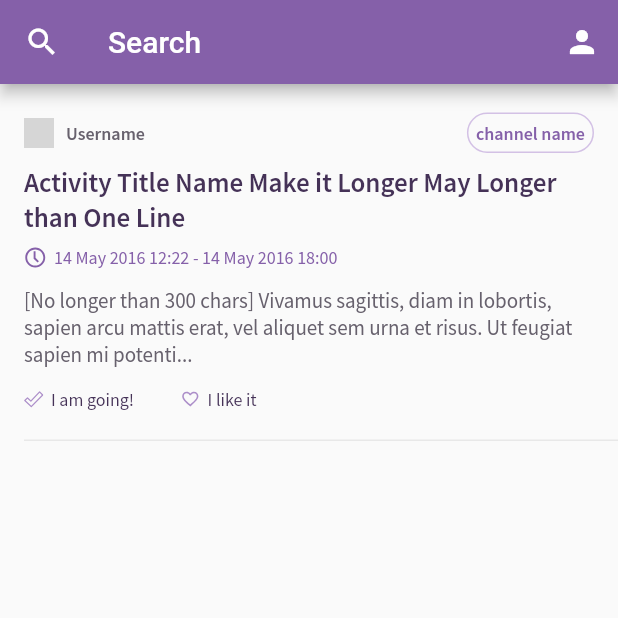
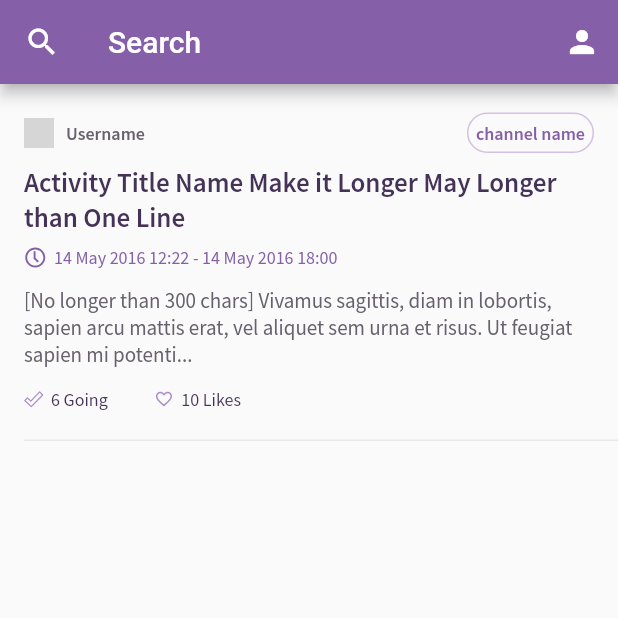
Before and after one commit to syun0216/social_flutter, a Flutter app: the Search screen opened directly, on a phone screen of 412 x 824 dp, the top half of it. Run offline on Flutter 3.47's test engine with Material 2 defaults, Android fonts, the phone set to English and light mode, and no system bars; our stand-ins replace flutter_svg; network calls fail; grey boxes are pictures that could not be loaded.

Commit message:
feat: search page 添加交互

```diff
--- a/lib/pages/search.dart
+++ b/lib/pages/search.dart
@@ -9,6 +9,21 @@ class Search extends StatefulWidget {
 }
 
 class _SearchState extends State<Search> {
+  bool _isLike = false;
+  bool _isGoing = false;
+
+  void _likeAction() {
+    setState(() {
+      _isLike = !_isLike;
+    });
+  }
+
+  void _goingAction() {
+    setState(() {
+      _isGoing = !_isGoing;
+    });
+  }
+
   void _toPersonPage(context) {
     Navigator.push(context, MaterialPageRoute(builder: (context) => Person()));
   }
@@ -16,6 +31,10 @@ class _SearchState extends State<Search> {
   void _toDetailPage(context) {
     Navigator.push(context, MaterialPageRoute(builder: (context) => Details()));
   }
+
+  // Future<null> _refresh() async {
+  //   return null;
+  // }
 
   @override
   Widget build(BuildContext context) {
@@ -278,9 +297,13 @@ class _SearchState extends State<Search> {
               ),
               Row(
                 children: <Widget>[
-                  Row(children: <Widget>[
+                  InkWell(
+                    child: Row(children: <Widget>[
                       Container(
-                      child: SvgPicture.asset(
+                        child: _isGoing
+                            ? SvgPicture.asset('images/check.svg',
+                                color: Color(0xFFAECB4F))
+                            : SvgPicture.asset(
                                 'images/check-outline.svg',
                                 color: Color(0xFFAC8EC9),
                               ),
@@ -288,27 +311,39 @@ class _SearchState extends State<Search> {
                         height: 18.0,
                         padding: const EdgeInsets.only(right: 5.0),
                       ),
-                    Text('I am going!',
+                      Text(_isGoing ? 'I am going!' : '6 Going',
                           style: TextStyle(
                               color: Color(0xFF453257),
                               fontSize: 12.0,
                               fontFamily: 'SourceSansPro-Regular')),
                     ]),
+                    onTap: () {
+                      _goingAction();
+                    },
+                  ),
                   Padding(padding: const EdgeInsets.only(right: 31.0)),
-                  Row(children: <Widget>[
+                  InkWell(
+                    child: Row(children: <Widget>[
                       Container(
-                      child: SvgPicture.asset('images/like-outline.svg',
+                        child: _isLike
+                            ? SvgPicture.asset('images/like.svg',
+                                color: Color(0xFFFF5C5C))
+                            : SvgPicture.asset('images/like-outline.svg',
                                 color: Color(0xFFAC8EC9)),
                         width: 18.0,
                         height: 18.0,
                         padding: const EdgeInsets.only(right: 5.0),
                       ),
-                    Text('I like it',
+                      Text(_isLike ? 'I like it' : '10 Likes',
                           style: TextStyle(
                               color: Color(0xFF453257),
                               fontSize: 12.0,
                               fontFamily: 'SourceSansPro-Regular')),
                     ]),
+                    onTap: () {
+                      _likeAction();
+                    },
+                  )
                 ],
               )
             ],
@@ -317,7 +352,8 @@ class _SearchState extends State<Search> {
   }
 
   Widget _listView(context) {
-    return (ListView(
+    return (RefreshIndicator(
+      child: ListView(
         children: <Widget>[
           InkWell(
             child: _listViewItem(context),
@@ -326,6 +362,10 @@ class _SearchState extends State<Search> {
             },
           )
         ],
+      ),
+      onRefresh: () {
+        print('onRefresh');
+      },
     ));
   }
 }
```
Lines whose indentation alone changed are shown as unchanged.
